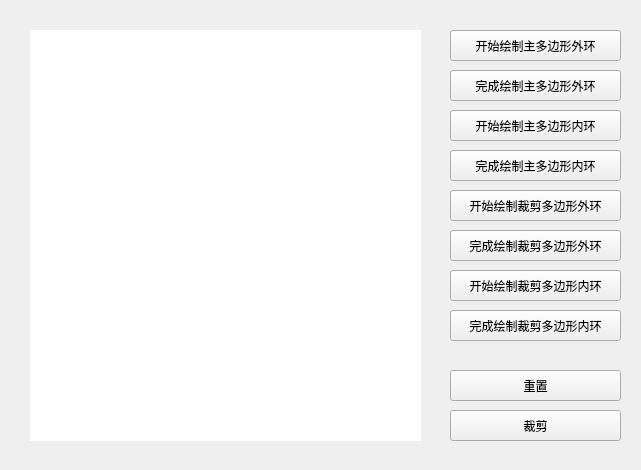
The window that mainwindow.ui (jxqhhh/WeilerAthertonWithQtGui) describes before a commit, drawn with Qt 5.
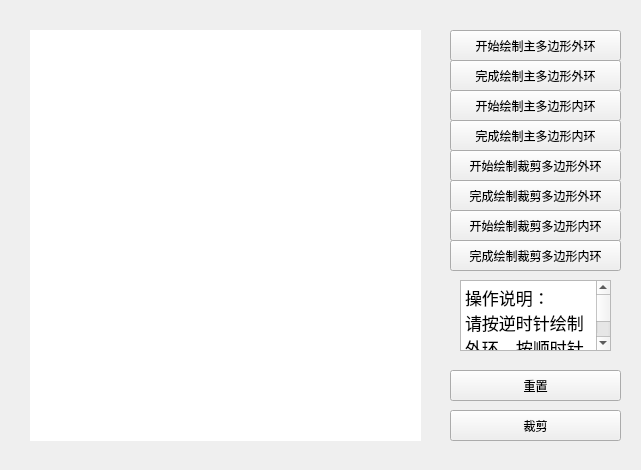
The same window after the commit. Custom widgets are drawn as their Qt base class.

Commit message: Use new strategy to tackle with the problem; partially achieved in this commit

```diff
--- a/mainwindow.ui
+++ b/mainwindow.ui
@@ -44,7 +44,7 @@
     <property name="geometry">
      <rect>
       <x>450</x>
-      <y>110</y>
+      <y>90</y>
       <width>171</width>
       <height>31</height>
      </rect>
@@ -57,7 +57,7 @@
     <property name="geometry">
      <rect>
       <x>450</x>
-      <y>190</y>
+      <y>150</y>
       <width>171</width>
       <height>31</height>
      </rect>
@@ -70,7 +70,7 @@
     <property name="geometry">
      <rect>
       <x>450</x>
-      <y>270</y>
+      <y>210</y>
       <width>171</width>
       <height>31</height>
      </rect>
@@ -109,7 +109,7 @@
     <property name="geometry">
      <rect>
       <x>450</x>
-      <y>70</y>
+      <y>60</y>
       <width>171</width>
       <height>31</height>
      </rect>
@@ -122,7 +122,7 @@
     <property name="geometry">
      <rect>
       <x>450</x>
-      <y>150</y>
+      <y>120</y>
       <width>171</width>
       <height>31</height>
      </rect>
@@ -135,7 +135,7 @@
     <property name="geometry">
      <rect>
       <x>450</x>
-      <y>230</y>
+      <y>180</y>
       <width>171</width>
       <height>31</height>
      </rect>
@@ -148,7 +148,7 @@
     <property name="geometry">
      <rect>
       <x>450</x>
-      <y>310</y>
+      <y>240</y>
       <width>171</width>
       <height>31</height>
      </rect>
@@ -157,6 +157,24 @@
      <string>完成绘制裁剪多边形内环</string>
     </property>
    </widget>
+   <widget class="QTextBrowser" name="textBrowser">
+    <property name="geometry">
+     <rect>
+      <x>460</x>
+      <y>280</y>
+      <width>151</width>
+      <height>71</height>
+     </rect>
+    </property>
+    <property name="html">
+     <string>&lt;!DOCTYPE HTML PUBLIC &quot;-//W3C//DTD HTML 4.0//EN&quot; &quot;http://www.w3.org/TR/REC-html40/strict.dtd&quot;&gt;
+&lt;html&gt;&lt;head&gt;&lt;meta name=&quot;qrichtext&quot; content=&quot;1&quot; /&gt;&lt;style type=&quot;text/css&quot;&gt;
+p, li { white-space: pre-wrap; }
+&lt;/style&gt;&lt;/head&gt;&lt;body style=&quot; font-family:'.SF NS Text'; font-size:13pt; font-weight:400; font-style:normal;&quot;&gt;
+&lt;p style=&quot; margin-top:0px; margin-bottom:0px; margin-left:0px; margin-right:0px; -qt-block-indent:0; text-indent:0px;&quot;&gt;操作说明：&lt;/p&gt;
+&lt;p style=&quot; margin-top:0px; margin-bottom:0px; margin-left:0px; margin-right:0px; -qt-block-indent:0; text-indent:0px;&quot;&gt;请按逆时针绘制外环，按顺时针绘制内环&lt;/p&gt;&lt;/body&gt;&lt;/html&gt;</string>
+    </property>
+   </widget>
   </widget>
  </widget>
  <layoutdefault spacing="6" margin="11"/>
```
The commit also changes 2 other files.
